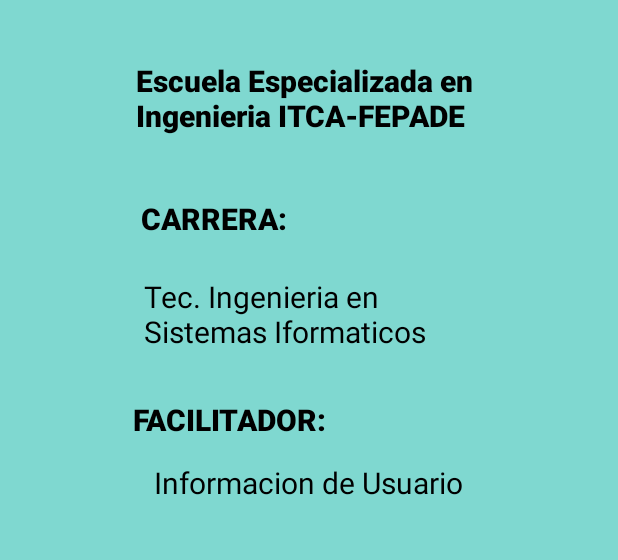
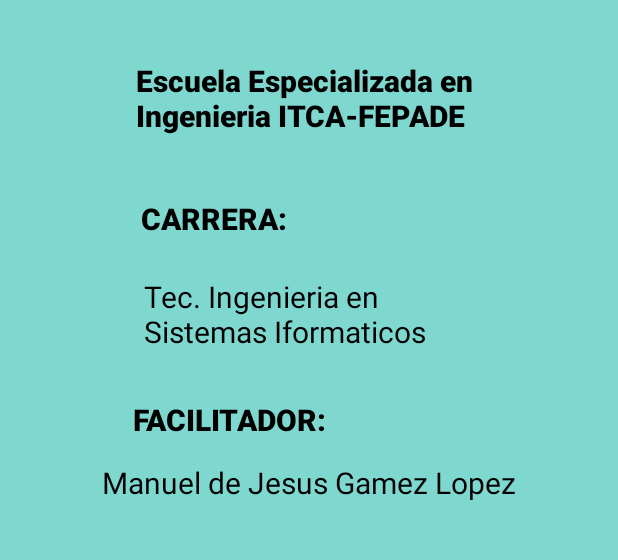
Before and after one commit to NoelSorianoC/proyectoDAUTE, an Android app: the fragment HomeFragment shown on its own in the app's theme, on a phone screen of 412 x 824 dp, the part 491-1051 px from its top. Run offline under Robolectric (Android 15) with nearby library versions, the phone set to English and light mode, and no system bars.

Commit message:
update
vista home

```diff
--- a/app/src/main/java/com/itca/proyectofinaldaute/ui/gallery/GalleryFragment.java
+++ b/app/src/main/java/com/itca/proyectofinaldaute/ui/gallery/GalleryFragment.java
@@ -26,6 +26,8 @@
     private GalleryViewModel galleryViewModel;
     private FragmentGalleryBinding binding;
     private Button agcat, editar,listar ;
+
+
     public View onCreateView(@NonNull LayoutInflater inflater,
                              ViewGroup container, Bundle savedInstanceState) {
         galleryViewModel =
@@ -37,6 +39,7 @@
         agcat = root.findViewById(R.id.agcat);
         editar = root.findViewById(R.id.editar);
         listar = root.findViewById(R.id.listar);
+
         agcat.setOnClickListener(new View.OnClickListener() {
             @Override
             public void onClick(View view) {
--- a/app/src/main/java/com/itca/proyectofinaldaute/ui/home/HomeViewModel.java
+++ b/app/src/main/java/com/itca/proyectofinaldaute/ui/home/HomeViewModel.java
@@ -10,7 +10,7 @@
 
     public HomeViewModel() {
         mText = new MutableLiveData<>();
-        mText.setValue("Informacion de Usuario");
+        mText.setValue("Manuel de Jesus Gamez Lopez");
     }
 
     public LiveData<String> getText() {
```
Also changed, not shown: app/src/main/java/com/itca/proyectofinaldaute/registrar_us.java (line endings or trailing spaces).
